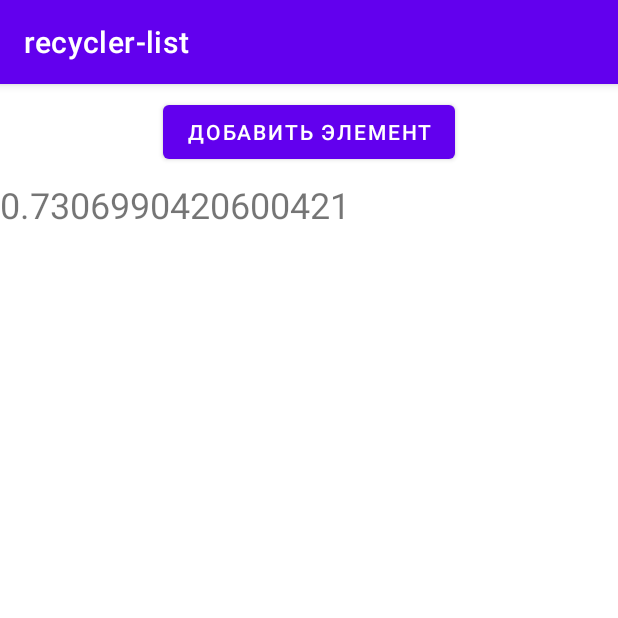
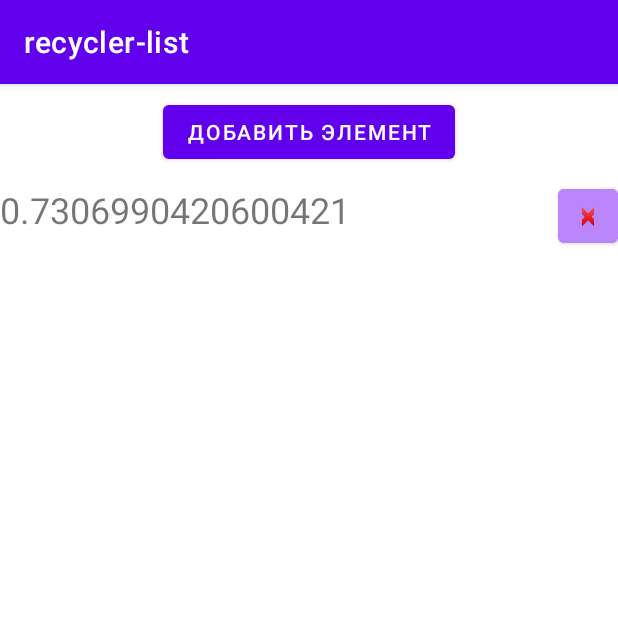
Before and after one commit to dmitryweiner/recycler-list-kotlin, an Android app: the screen it shows after launch (MainActivity), after a tap on "ДОБАВИТЬ ЭЛЕМЕНТ", on a phone screen of 412 x 824 dp, the top half of it. Run offline under Robolectric (Android 15) with nearby library versions, the phone set to English and light mode, and no system bars.

Commit message:
"Remove" button

```diff
--- a/app/src/main/java/com/example/recycler_list/MainActivity.kt
+++ b/app/src/main/java/com/example/recycler_list/MainActivity.kt
@@ -2,17 +2,25 @@ package com.example.recycler_list
 
 import androidx.appcompat.app.AppCompatActivity
 import android.os.Bundle
+import android.util.Log
+import android.view.View
 import android.widget.Button
 import androidx.recyclerview.widget.LinearLayoutManager
 import androidx.recyclerview.widget.RecyclerView
 
 class MainActivity : AppCompatActivity() {
+    private val list = mutableListOf<String>()
+    private lateinit var adapter: RecyclerAdapter
+
     override fun onCreate(savedInstanceState: Bundle?) {
         super.onCreate(savedInstanceState)
         setContentView(R.layout.activity_main)
 
-        val list = mutableListOf<String>()
-        val adapter = RecyclerAdapter(list)
+        adapter = RecyclerAdapter(list) {
+            list.removeAt(it)
+            adapter.notifyItemRemoved(it)
+        }
+
         val recyclerView = findViewById<RecyclerView>(R.id.recyclerView)
         recyclerView.layoutManager = LinearLayoutManager(this)
         recyclerView.adapter = adapter
--- a/app/src/main/java/com/example/recycler_list/RecyclerAdapter.kt
+++ b/app/src/main/java/com/example/recycler_list/RecyclerAdapter.kt
@@ -6,7 +6,10 @@ import android.view.ViewGroup
 import android.widget.TextView
 import androidx.recyclerview.widget.RecyclerView
 
-class RecyclerAdapter(private val list: List<String>): RecyclerView.Adapter<RecyclerAdapter.ViewHolder>() {
+class RecyclerAdapter(
+    private val list: List<String>,
+    private val onItemClick: (id: Int) -> Unit
+) : RecyclerView.Adapter<RecyclerAdapter.ViewHolder>() {
     override fun onCreateViewHolder(parent: ViewGroup, viewType: Int): ViewHolder {
         val itemView = LayoutInflater.from(parent.context)
             .inflate(R.layout.list_item, parent, false)
@@ -15,13 +18,17 @@ class RecyclerAdapter(private val list: List<String>): RecyclerView.Adapter<Recy
 
     override fun onBindViewHolder(holder: ViewHolder, position: Int) {
         holder.textView.text = list[position]
+        holder.button.setOnClickListener {
+            onItemClick(holder.adapterPosition)
+        }
     }
 
     override fun getItemCount(): Int {
         return list.size
     }
 
-    class ViewHolder(itemView: View): RecyclerView.ViewHolder(itemView) {
+    class ViewHolder(itemView: View) : RecyclerView.ViewHolder(itemView) {
         val textView = itemView.findViewById<TextView>(R.id.textView)
+        val button = itemView.findViewById<TextView>(R.id.button)
     }
 }
--- a/app/src/main/res/layout/list_item.xml
+++ b/app/src/main/res/layout/list_item.xml
@@ -3,12 +3,20 @@
     xmlns:android="http://schemas.android.com/apk/res/android"
     android:layout_width="match_parent"
     android:layout_height="wrap_content"
-    android:orientation="vertical">
+    android:orientation="horizontal">
 
     <TextView
         android:id="@+id/textView"
-        android:layout_width="wrap_content"
+        android:layout_width="0dp"
         android:layout_height="wrap_content"
+        android:layout_weight="1"
         android:textAppearance="?android:attr/textAppearanceSmall"
         android:textSize="24sp" />
+
+    <Button
+        android:id="@+id/button"
+        android:layout_width="40dp"
+        android:layout_height="wrap_content"
+        android:backgroundTint="@color/purple_200"
+        android:text="❌" />
 </LinearLayout>
```
